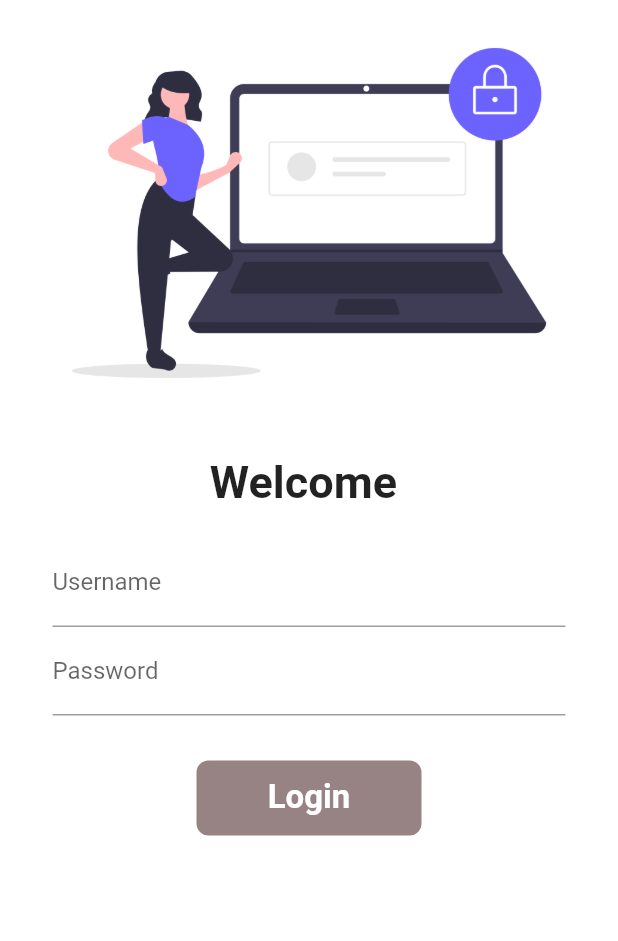
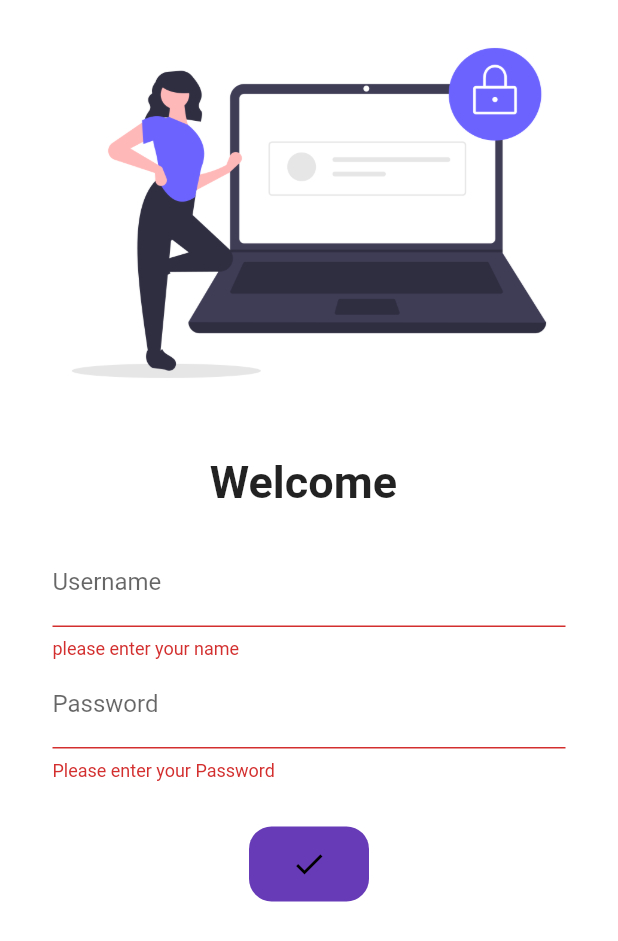
Before and after one commit to Rukhsar-Jani/Flutter_practice, a Flutter app: the screen it shows after launch, after a tap on "Login", on a phone screen of 412 x 824 dp. Shown: the top 941 px of the screen. Run offline on Flutter 3.47's test engine with Material 2 defaults, Android fonts, the phone set to English and light mode, and no system bars; our stand-ins replace google_fonts.

Commit message:
day8 commit

```diff
--- a/lib/main.dart
+++ b/lib/main.dart
@@ -36,7 +36,6 @@ class MyApp extends StatelessWidget {
   }
 }
 
-
 class MyHomePage extends StatefulWidget {
   const MyHomePage({super.key, required this.title});
 
--- a/lib/pages/Login_page.dart
+++ b/lib/pages/Login_page.dart
@@ -1,5 +1,6 @@
+import 'package:flutter_practice_codepur/utils/routes.dart';
 import 'package:flutter/material.dart';
-import 'package:flutter_practice_codepur/utils/routes.dart';
+
 
 class Login_page extends StatefulWidget {
   Login_page({super.key});
@@ -9,17 +10,36 @@ class Login_page extends StatefulWidget {
   State<Login_page> createState() => _Login_pageState();
 }
 
+class _Login_pageState extends State<Login_page> {
+
 String name = "";
 bool changebutton = false;
 
-class _Login_pageState extends State<Login_page> {
+
+final _formkey = GlobalKey<FormState>();
+moveToHome(BuildContext context)async{
+  if(_formkey.currentState!.validate());
+
+   setState(() {
+changebutton = true;
+});
+await Future.delayed(Duration(seconds: 2));
+await Navigator.pushNamed(context, Myroutes.Homeroutes);
+setState(() {
+changebutton = false;
+});
+}
+
   @override
   Widget build(BuildContext context) {
     return Material(
       color: Colors.white,
       child: SingleChildScrollView(
+        child: Form(
+          key: _formkey,
           child: Column(
             children: [
+              //Image
               Image.asset(
                 "assets/images/login_image.png",
                 fit: BoxFit.cover,
@@ -41,6 +61,8 @@ class _Login_pageState extends State<Login_page> {
 
               Padding(
                 padding: const EdgeInsets.symmetric(vertical: 20, horizontal: 35),
+
+               // Column
                 child: Column(
                   children: [
                     //textform field
@@ -49,6 +71,13 @@ class _Login_pageState extends State<Login_page> {
                         hintText: "Enter Username",
                         labelText: 'Username',
                       ),
+
+                      validator: (value) {
+                        if (value!.isEmpty) {
+                          return "please enter your name";
+                        }
+                        return null;
+                      },
                       onChanged: (value) {
                         name = value;
                         setState(() {});
@@ -61,18 +90,27 @@ class _Login_pageState extends State<Login_page> {
                         hintText: "Enter Password",
                         labelText: 'Password',
                       ),
+
+                        validator: (value) {
+                        if(value!.isEmpty){
+                          return "Please enter your Password";
+                        } else if(value.length < 8){
+                          return "Password must be 8carector";
+                        }
+                       },
                     ),
 
                     SizedBox(
                       height: 30,
                     ),
-                  InkWell(
-                    onTap: () async {
-                      changebutton = true;
 
-                      await Future.delayed(Duration(seconds: 2));
-                      Navigator.pushNamed(context, Myroutes.Homeroutes);
-                    },
+                    Material(
+                        color: Colors.deepPurple,
+                            borderRadius: BorderRadius.circular
+                            (changebutton? 15: 8),
+                      child: InkWell(
+                        onTap: () => moveToHome(context) ,
+
                         child: AnimatedContainer(
                           alignment: Alignment.center,
                           duration: Duration(seconds: 1),
@@ -82,19 +120,19 @@ class _Login_pageState extends State<Login_page> {
                           // color: Colors.deepPurple,
                           child:changebutton? Icon(Icons.done,
                           color: Colors.black,)
-                      :Text(
-                        "Login",
+                          :Text("Login",
                             style: TextStyle(
                                 fontSize: 22,
                                 color: Colors.white,
                                 fontWeight: FontWeight.bold),
                           ),
-                      decoration: BoxDecoration(
-                        color: Color.fromARGB(137, 61, 24, 24),
-                        borderRadius: BorderRadius.circular(changebutton? 15: 8),
+                          // decoration: BoxDecoration(
+                          //   color: Color.fromARGB(137, 61, 24, 24),
+                          //   borderRadius: BorderRadius.circular(changebutton? 15: 8),
                           ),
                         ),
                       ),
+
 
                     // Padding(
                     //   padding: const EdgeInsets.only(top: 30),
@@ -115,6 +153,7 @@ class _Login_pageState extends State<Login_page> {
             ],
           ),
         ),
+      ),
     );
   }
 }
```
Lines whose indentation alone changed are shown as unchanged.
